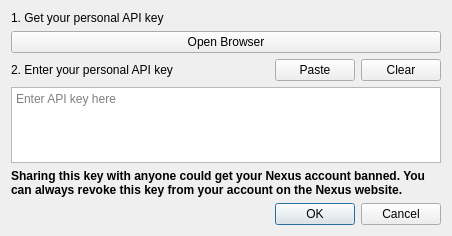
This is source/modorganizer/src/nexusmanualkey.ui in ArialSenki/MO2-Revamped as Qt 5 draws it before an edit. The edited form follows.
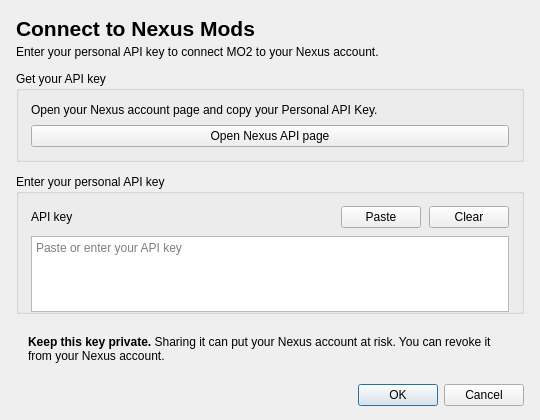
This is the edited form.

```diff
--- a/source/modorganizer/src/nexusmanualkey.ui
+++ b/source/modorganizer/src/nexusmanualkey.ui
@@ -6,176 +6,125 @@
    <rect>
     <x>0</x>
     <y>0</y>
-    <width>452</width>
-    <height>236</height>
+    <width>540</width>
+    <height>420</height>
    </rect>
   </property>
   <property name="windowTitle">
    <string>Manual Nexus API Key</string>
   </property>
-  <layout class="QVBoxLayout" name="verticalLayout_2" stretch="1,0">
-   <item>
-    <widget class="QWidget" name="widget" native="true">
-     <layout class="QVBoxLayout" name="verticalLayout" stretch="0,1,0">
+  <layout class="QVBoxLayout" name="verticalLayout_2">
+   <property name="spacing">
+    <number>12</number>
+   </property>
       <property name="leftMargin">
-       <number>0</number>
+    <number>16</number>
       </property>
       <property name="topMargin">
-       <number>0</number>
+    <number>16</number>
       </property>
       <property name="rightMargin">
-       <number>0</number>
+    <number>16</number>
       </property>
       <property name="bottomMargin">
-       <number>0</number>
+    <number>14</number>
       </property>
       <item>
-       <widget class="QWidget" name="widget_2" native="true">
-        <layout class="QVBoxLayout" name="verticalLayout_3">
-         <property name="leftMargin">
-          <number>0</number>
-         </property>
-         <property name="topMargin">
-          <number>0</number>
-         </property>
-         <property name="rightMargin">
-          <number>0</number>
-         </property>
-         <property name="bottomMargin">
-          <number>0</number>
-         </property>
+    <widget class="QWidget" name="headerPanel" native="true">
+     <layout class="QVBoxLayout" name="headerLayout">
+      <property name="spacing">
+       <number>4</number>
+      </property>
+      <property name="leftMargin"><number>0</number></property>
+      <property name="topMargin"><number>0</number></property>
+      <property name="rightMargin"><number>0</number></property>
+      <property name="bottomMargin"><number>0</number></property>
+      <item>
+       <widget class="QLabel" name="titleLabel">
+        <property name="font">
+         <font><pointsize>16</pointsize><weight>600</weight><bold>true</bold></font>
+        </property>
+        <property name="text"><string>Connect to Nexus Mods</string></property>
+       </widget>
+      </item>
+      <item>
+       <widget class="QLabel" name="subtitleLabel">
+        <property name="text"><string>Enter your personal API key to connect MO2 to your Nexus account.</string></property>
+        <property name="wordWrap"><bool>true</bool></property>
+       </widget>
+      </item>
+     </layout>
+    </widget>
+   </item>
+   <item>
+    <widget class="QGroupBox" name="keyInstructions">
+     <property name="title"><string>Get your API key</string></property>
+     <layout class="QVBoxLayout" name="instructionsLayout">
+      <property name="spacing"><number>8</number></property>
+      <property name="leftMargin"><number>12</number></property>
+      <property name="topMargin"><number>12</number></property>
+      <property name="rightMargin"><number>12</number></property>
+      <property name="bottomMargin"><number>12</number></property>
          <item>
           <widget class="QLabel" name="label">
-           <property name="text">
-            <string>1. Get your personal API key</string>
-           </property>
+        <property name="text"><string>Open your Nexus account page and copy your Personal API Key.</string></property>
+        <property name="wordWrap"><bool>true</bool></property>
           </widget>
          </item>
          <item>
           <widget class="QPushButton" name="openBrowser">
-           <property name="text">
-            <string>Open Browser</string>
-           </property>
+        <property name="text"><string>Open Nexus API page</string></property>
+        <property name="autoDefault"><bool>false</bool></property>
           </widget>
          </item>
         </layout>
        </widget>
       </item>
       <item>
-       <widget class="QWidget" name="widget_3" native="true">
-        <layout class="QVBoxLayout" name="verticalLayout_4" stretch="0,1">
-         <property name="leftMargin">
-          <number>0</number>
-         </property>
-         <property name="topMargin">
-          <number>0</number>
-         </property>
-         <property name="rightMargin">
-          <number>0</number>
-         </property>
-         <property name="bottomMargin">
-          <number>0</number>
-         </property>
+    <widget class="QGroupBox" name="keyEntry">
+     <property name="title"><string>Enter your personal API key</string></property>
+     <layout class="QVBoxLayout" name="keyLayout">
+      <property name="spacing"><number>8</number></property>
+      <property name="leftMargin"><number>12</number></property>
+      <property name="topMargin"><number>12</number></property>
+      <property name="rightMargin"><number>12</number></property>
+      <property name="bottomMargin"><number>12</number></property>
          <item>
-          <widget class="QWidget" name="widget_4" native="true">
-           <layout class="QHBoxLayout" name="horizontalLayout">
-            <property name="leftMargin">
-             <number>0</number>
-            </property>
-            <property name="topMargin">
-             <number>0</number>
-            </property>
-            <property name="rightMargin">
-             <number>0</number>
-            </property>
-            <property name="bottomMargin">
-             <number>0</number>
-            </property>
+       <layout class="QHBoxLayout" name="keyActionsLayout">
+        <property name="spacing"><number>8</number></property>
             <item>
              <widget class="QLabel" name="label_2">
-              <property name="text">
-               <string>2. Enter your personal API key</string>
-              </property>
-             </widget>
-            </item>
-            <item>
-             <spacer name="horizontalSpacer">
-              <property name="orientation">
-               <enum>Qt::Horizontal</enum>
-              </property>
-              <property name="sizeHint" stdset="0">
-               <size>
-                <width>115</width>
-                <height>20</height>
-               </size>
-              </property>
-             </spacer>
-            </item>
-            <item>
-             <widget class="QPushButton" name="paste">
-              <property name="text">
-               <string>Paste</string>
-              </property>
-             </widget>
-            </item>
-            <item>
-             <widget class="QPushButton" name="clear">
-              <property name="text">
-               <string>Clear</string>
-              </property>
-             </widget>
-            </item>
-           </layout>
-          </widget>
+          <property name="text"><string>API key</string></property>
+         </widget>
+        </item>
+        <item><spacer name="keyActionsSpacer"><property name="orientation"><enum>Qt::Horizontal</enum></property><property name="sizeHint" stdset="0"><size><width>40</width><height>20</height></size></property></spacer></item>
+        <item><widget class="QPushButton" name="paste"><property name="text"><string>Paste</string></property><property name="autoDefault"><bool>false</bool></property></widget></item>
+        <item><widget class="QPushButton" name="clear"><property name="text"><string>Clear</string></property><property name="autoDefault"><bool>false</bool></property></widget></item>
+       </layout>
          </item>
          <item>
           <widget class="QPlainTextEdit" name="key">
-           <property name="sizePolicy">
-            <sizepolicy hsizetype="Ignored" vsizetype="Ignored">
-             <horstretch>0</horstretch>
-             <verstretch>0</verstretch>
-            </sizepolicy>
-           </property>
-           <property name="minimumSize">
-            <size>
-             <width>1</width>
-             <height>1</height>
-            </size>
-           </property>
-           <property name="placeholderText">
-            <string>Enter API key here</string>
-           </property>
+        <property name="sizePolicy"><sizepolicy hsizetype="Ignored" vsizetype="Expanding"><horstretch>0</horstretch><verstretch>0</verstretch></sizepolicy></property>
+        <property name="minimumSize"><size><width>1</width><height>76</height></size></property>
+        <property name="maximumSize"><size><width>16777215</width><height>110</height></size></property>
+        <property name="placeholderText"><string>Paste or enter your API key</string></property>
           </widget>
          </item>
         </layout>
        </widget>
       </item>
       <item>
-       <widget class="QWidget" name="widget_5" native="true">
-        <layout class="QVBoxLayout" name="verticalLayout_5">
-         <property name="leftMargin">
-          <number>0</number>
-         </property>
-         <property name="topMargin">
-          <number>0</number>
-         </property>
-         <property name="rightMargin">
-          <number>0</number>
-         </property>
-         <property name="bottomMargin">
-          <number>0</number>
-         </property>
+    <widget class="QFrame" name="keySecurityNotice">
+     <property name="frameShape"><enum>QFrame::NoFrame</enum></property>
+     <layout class="QVBoxLayout" name="securityLayout">
+      <property name="leftMargin"><number>12</number></property>
+      <property name="topMargin"><number>9</number></property>
+      <property name="rightMargin"><number>12</number></property>
+      <property name="bottomMargin"><number>9</number></property>
          <item>
           <widget class="QLabel" name="label_3">
-           <property name="text">
-            <string>&lt;b&gt;Sharing this key with anyone could get your Nexus account banned. You can always revoke this key from your account on the Nexus website.&lt;/b&gt;</string>
-           </property>
-           <property name="wordWrap">
-            <bool>true</bool>
-           </property>
-          </widget>
-         </item>
-        </layout>
+        <property name="text"><string>&lt;b&gt;Keep this key private.&lt;/b&gt; Sharing it can put your Nexus account at risk. You can revoke it from your Nexus account.</string></property>
+        <property name="wordWrap"><bool>true</bool></property>
        </widget>
       </item>
      </layout>
```
Left out of the diff: 42 changed lines with no effect on the pictures. Lines whose indentation alone changed are shown as unchanged.
